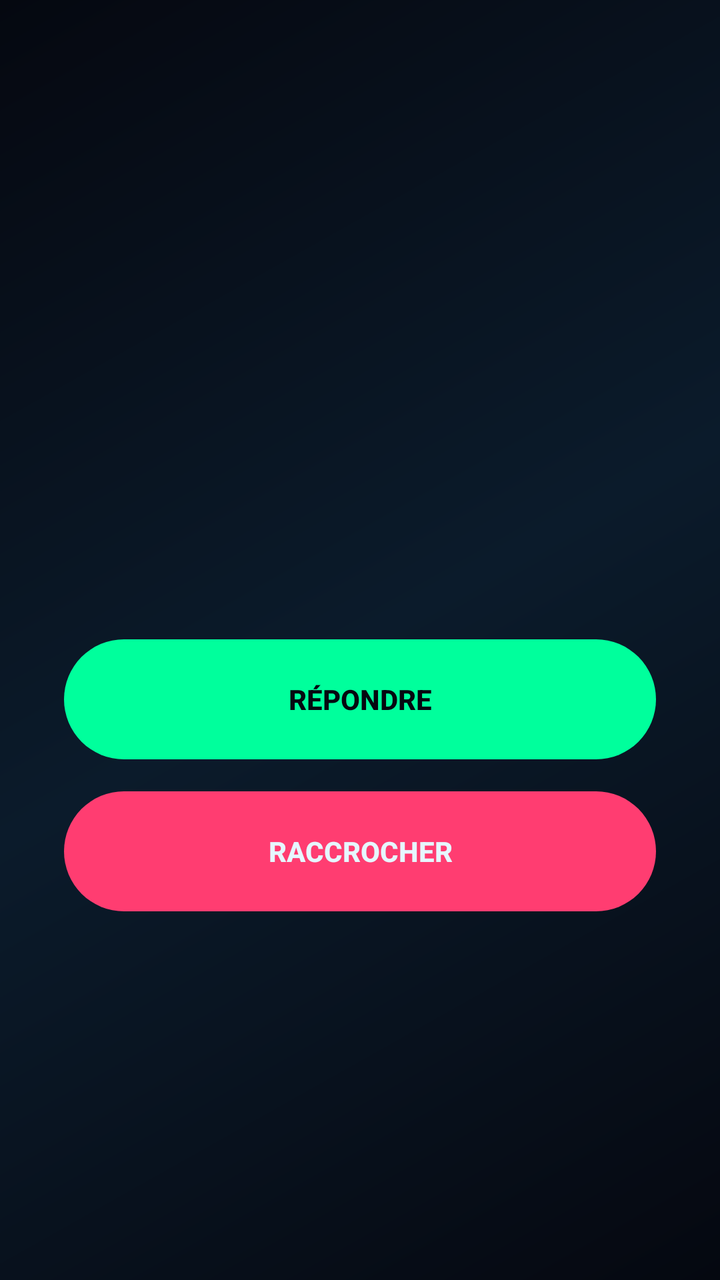
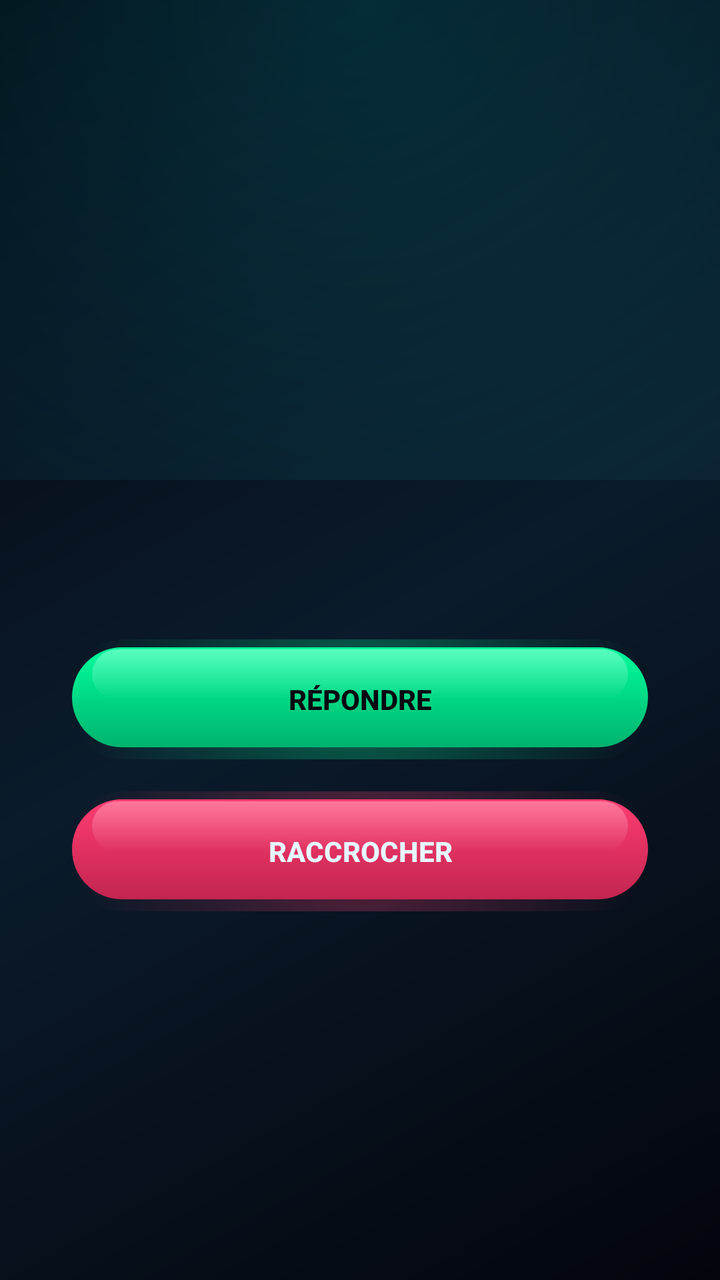

Two renders of the same Android screen: before a commit and after it. Below are the layout's source before the change and the commit's diff.
<!-- AndroidManifest.xml: application theme AppTheme -->
<!-- res/layout/activity_incall.xml -->
<?xml version="1.0" encoding="utf-8"?>
<LinearLayout xmlns:android="http://schemas.android.com/apk/res/android"
    android:layout_width="match_parent"
    android:layout_height="match_parent"
    android:orientation="vertical"
    android:gravity="center"
    android:padding="32dp">

    <TextView
        android:id="@+id/txtNumber"
        android:layout_width="wrap_content"
        android:layout_height="wrap_content"
        android:textColor="@color/neon"
        android:textSize="34sp"
        android:textStyle="bold" />

    <TextView
        android:id="@+id/txtState"
        android:layout_width="wrap_content"
        android:layout_height="wrap_content"
        android:layout_marginTop="10dp"
        android:textColor="@color/text_dim"
        android:textSize="18sp"
        android:letterSpacing="0.2" />

    <Button
        android:id="@+id/btnAnswer"
        android:layout_width="match_parent"
        android:layout_height="60dp"
        android:layout_marginTop="56dp"
        android:background="@drawable/btn_call"
        android:stateListAnimator="@null"
        android:textColor="@color/bg_deep"
        android:textStyle="bold"
        android:text="@string/answer" />

    <Button
        android:id="@+id/btnHangup"
        android:layout_width="match_parent"
        android:layout_height="60dp"
        android:layout_marginTop="16dp"
        android:background="@drawable/btn_danger"
        android:stateListAnimator="@null"
        android:textColor="@color/text_main"
        android:textStyle="bold"
        android:text="@string/hangup" />
</LinearLayout>
<!-- resources referenced by this layout -->
<resources>
  <color name="neon">#00E5FF</color>
  <!-- drawable btn_call (drawable) -->
  <selector xmlns:android="http://schemas.android.com/apk/res/android">
      <item android:state_pressed="true">
          <shape>
              <solid android:color="@color/neon" />
              <corners android:radius="32dp" />
          </shape>
      </item>
      <item>
          <shape>
              <solid android:color="@color/green" />
              <corners android:radius="32dp" />
          </shape>
      </item>
  </selector>
  <!-- drawable btn_danger (drawable) -->
  <shape xmlns:android="http://schemas.android.com/apk/res/android">
      <solid android:color="@color/red" />
      <corners android:radius="32dp" />
  </shape>
  <color name="green">#00FF9C</color>
  <color name="red">#FF3D71</color>
  <!-- drawable bg_gradient (drawable) -->
  <shape xmlns:android="http://schemas.android.com/apk/res/android">
      <gradient
          android:startColor="@color/bg_deep"
          android:centerColor="@color/bg_mid"
          android:endColor="@color/bg_deep"
          android:angle="135" />
  </shape>
  <color name="bg_mid">#0B1B2B</color>
  <!-- unchanged entries left out for length: 6 -->
</resources>

<!-- the commit's change to res/layout/activity_incall.xml (unified diff, before → after) -->
@@ -7,12 +7,11 @@
     android:padding="32dp">
 
     <TextView
+        style="@style/NeonTitle"
         android:id="@+id/txtNumber"
         android:layout_width="wrap_content"
         android:layout_height="wrap_content"
-        android:textColor="@color/neon"
-        android:textSize="34sp"
-        android:textStyle="bold" />
+        android:textSize="34sp" />
 
     <TextView
         android:id="@+id/txtState"
@@ -29,7 +28,7 @@
         android:layout_height="60dp"
         android:layout_marginTop="56dp"
         android:background="@drawable/btn_call"
-        android:stateListAnimator="@null"
+        android:stateListAnimator="@animator/press"
         android:textColor="@color/bg_deep"
         android:textStyle="bold"
         android:text="@string/answer" />
@@ -40,7 +39,7 @@
         android:layout_height="60dp"
         android:layout_marginTop="16dp"
         android:background="@drawable/btn_danger"
-        android:stateListAnimator="@null"
+        android:stateListAnimator="@animator/press"
         android:textColor="@color/text_main"
         android:textStyle="bold"
         android:text="@string/hangup" />
<!-- resource entries referenced after the edit -->
@@ -2,36 +2,107 @@
 <resources>
   <color name="neon">#00E5FF</color>
   <!-- drawable btn_call (drawable) -->
+  <?xml version="1.0" encoding="utf-8"?>
   <selector xmlns:android="http://schemas.android.com/apk/res/android">
       <item android:state_pressed="true">
-          <shape>
-              <solid android:color="@color/neon" />
-              <corners android:radius="32dp" />
-          </shape>
+          <layer-list>
+              <item>
+                  <shape>
+                      <gradient android:angle="270"
+                          android:startColor="#00A868" android:endColor="#00FF9C" />
+                      <corners android:radius="32dp" />
+                      <stroke android:width="2dp" android:color="#B3FFFFFF" />
+                  </shape>
+              </item>
+          </layer-list>
       </item>
       <item>
-          <shape>
-              <solid android:color="@color/green" />
-              <corners android:radius="32dp" />
-          </shape>
+          <layer-list>
+              
+              <item>
+                  <shape>
+                      <gradient android:type="radial" android:gradientRadius="140dp"
+                          android:startColor="#4D00FF9C" android:endColor="#0000FF9C" />
+                      <corners android:radius="36dp" />
+                  </shape>
+              </item>
+              
+              <item android:top="4dp" android:bottom="6dp" android:left="4dp" android:right="4dp">
+                  <shape>
+                      <gradient android:angle="90"
+                          android:startColor="#00B26E" android:endColor="#00FF9C" />
+                      <corners android:radius="30dp" />
+                  </shape>
+              </item>
+              
+              <item android:top="5dp" android:bottom="30dp" android:left="14dp" android:right="14dp">
+                  <shape>
+                      <gradient android:angle="270"
+                          android:startColor="#59FFFFFF" android:endColor="#00FFFFFF" />
+                      <corners android:radius="24dp" />
+                  </shape>
+              </item>
+          </layer-list>
       </item>
   </selector>
   <!-- drawable btn_danger (drawable) -->
-  <shape xmlns:android="http://schemas.android.com/apk/res/android">
-      <solid android:color="@color/red" />
-      <corners android:radius="32dp" />
-  </shape>
-  <color name="green">#00FF9C</color>
-  <color name="red">#FF3D71</color>
+  <?xml version="1.0" encoding="utf-8"?>
+  <layer-list xmlns:android="http://schemas.android.com/apk/res/android">
+      <item>
+          <shape>
+              <gradient android:type="radial" android:gradientRadius="140dp"
+                  android:startColor="#4DFF3D71" android:endColor="#00FF3D71" />
+              <corners android:radius="36dp" />
+          </shape>
+      </item>
+      <item android:top="4dp" android:bottom="6dp" android:left="4dp" android:right="4dp">
+          <shape>
+              <gradient android:angle="90"
+                  android:startColor="#C22550" android:endColor="#FF3D71" />
+              <corners android:radius="30dp" />
+          </shape>
+      </item>
+      <item android:top="5dp" android:bottom="30dp" android:left="14dp" android:right="14dp">
+          <shape>
+              <gradient android:angle="270"
+                  android:startColor="#4DFFFFFF" android:endColor="#00FFFFFF" />
+              <corners android:radius="24dp" />
+          </shape>
+      </item>
+  </layer-list>
+  <style name="NeonTitle">
+          <item name="android:textColor">@color/neon</item>
+          <item name="android:textStyle">bold</item>
+          <item name="android:letterSpacing">0.4</item>
+          <item name="android:shadowColor">@color/neon</item>
+          <item name="android:shadowRadius">18</item>
+          <item name="android:shadowDx">0</item>
+          <item name="android:shadowDy">0</item>
+      </style>
   <!-- drawable bg_gradient (drawable) -->
-  <shape xmlns:android="http://schemas.android.com/apk/res/android">
-      <gradient
-          android:startColor="@color/bg_deep"
-          android:centerColor="@color/bg_mid"
-          android:endColor="@color/bg_deep"
-          android:angle="135" />
-  </shape>
-  <color name="bg_mid">#0B1B2B</color>
+  <?xml version="1.0" encoding="utf-8"?>
+  <layer-list xmlns:android="http://schemas.android.com/apk/res/android">
+      <item>
+          <shape>
+              <gradient
+                  android:startColor="#03050C"
+                  android:centerColor="#0B1B2B"
+                  android:endColor="#03050C"
+                  android:angle="135" />
+          </shape>
+      </item>
+      
+      <item android:bottom="400dp">
+          <shape>
+              <gradient
+                  android:type="radial"
+                  android:gradientRadius="420dp"
+                  android:centerX="0.5" android:centerY="0"
+                  android:startColor="#2600E5FF"
+                  android:endColor="#0000E5FF" />
+          </shape>
+      </item>
+  </layer-list>
   <!-- unchanged entries left out for length: 6 -->
 </resources>
 
